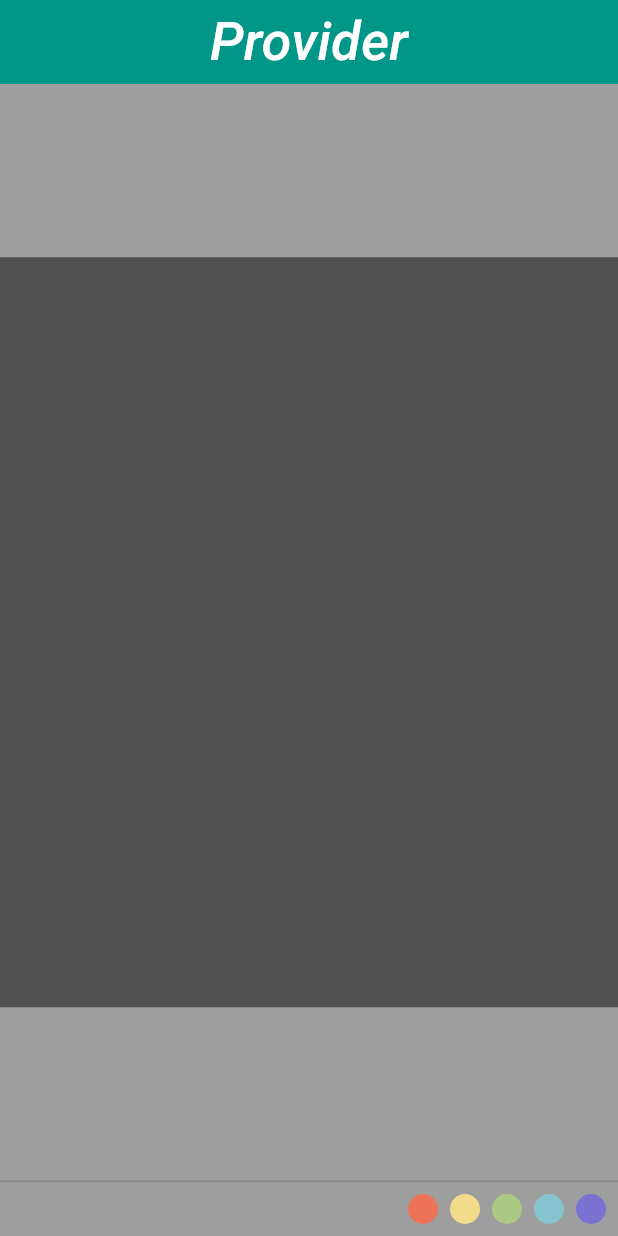
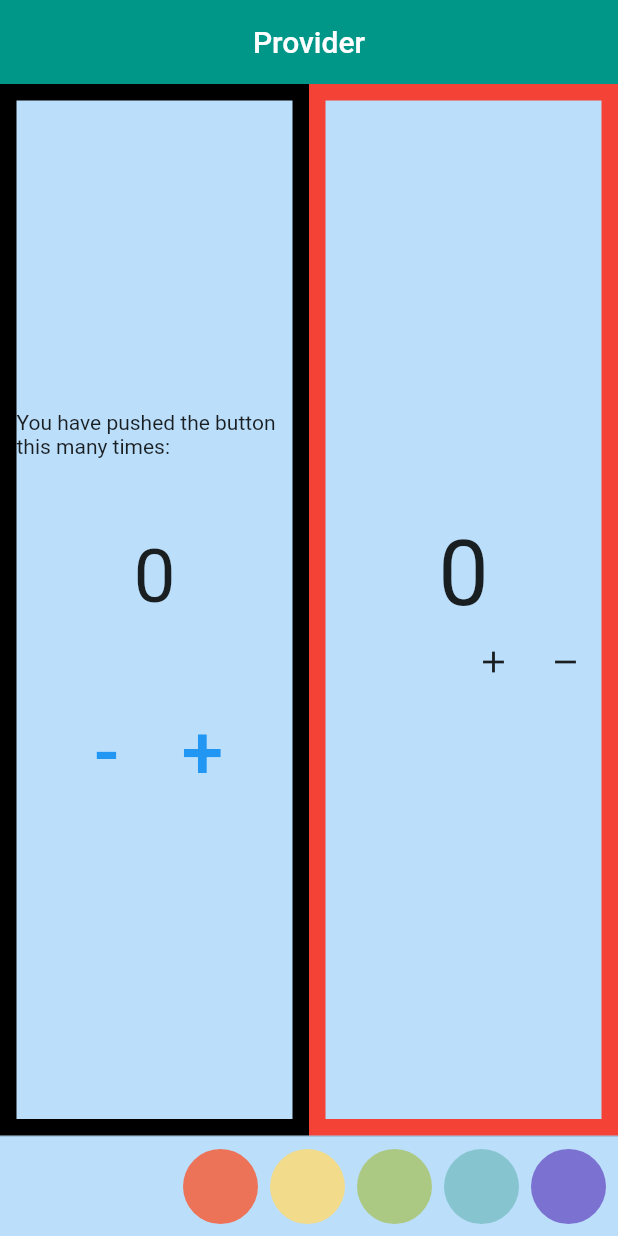
Before and after one commit to dabuzida/flutter_provider, a Flutter app: the screen it shows after launch, on a phone screen of 412 x 824 dp. Run offline on Flutter 3.47's test engine with Material 2 defaults, Android fonts, the phone set to English and light mode, and no system bars; Roboto replaces fonts that are missing (Georgia).

Commit message:
test provider

```diff
--- /dev/null
+++ b/lib/counter_a.dart
@@ -0,0 +1,78 @@
+import 'package:flutter/material.dart';
+import 'package:flutter_provider/provider/count.dart';
+import 'package:provider/provider.dart';
+
+import 'provider/theme_color.dart';
+
+class CounterA extends StatelessWidget {
+  CounterA({Key? key}) : super(key: key);
+  final colorList = <Color>[
+    ThemeColor().red,
+    ThemeColor().yellow,
+    ThemeColor().green,
+    ThemeColor().blue,
+    ThemeColor().purple,
+  ];
+
+  @override
+  Widget build(BuildContext context) {
+    return Center(
+      child: Column(
+        mainAxisAlignment: MainAxisAlignment.center,
+        children: <Widget>[
+          const Text(
+            'You have pushed the button this many times:',
+          ),
+          const SizedBox(height: 50),
+          // Text(context.watch<Count>().count.toString()),
+          // const SizedBox(height: 50),
+          Text(
+            // context.watch<Count>().count.toString(),  //자원소모 적음
+            Provider.of<Count>(context).count.toString(), // 자원 소모 큼
+            // context.select<Count, int>((Count provider) => provider.count).toString(), //자원소모 더적음
+            style: const TextStyle(fontSize: 50),
+          ),
+          const SizedBox(height: 50),
+          Row(
+            mainAxisAlignment: MainAxisAlignment.center,
+            children: [
+              TextButton(
+                onPressed: () {
+                  // context.read<Count>().decrease();
+                  Provider.of<Count>(context, listen: false).decrease();
+                },
+                child: const Text(
+                  '-',
+                  style: TextStyle(fontSize: 50),
+                ),
+              ),
+              TextButton(
+                onPressed: () {
+                  // context.read<Count>().increase();
+                  Provider.of<Count>(context, listen: false).increase();
+                },
+                child: const Text(
+                  '+',
+                  style: TextStyle(fontSize: 50),
+                ),
+              ),
+            ],
+          ),
+
+          // Text(
+          //   '$result',
+          //   style: Theme.of(context).textTheme.headline4,
+          // ),
+          // Consumer<CounterViewModel>(
+          //     builder: (context, viewModel, child) {
+          //       return Text(
+          //         '${viewModel.counter}',
+          //         style: Theme.of(context).textTheme.headline4,
+          //       );
+          //     },
+          //   ),
+        ],
+      ),
+    );
+  }
+}
--- /dev/null
+++ b/lib/counter_b.dart
@@ -0,0 +1,45 @@
+import 'package:flutter/material.dart';
+import 'package:provider/provider.dart';
+import 'provider/count.dart';
+
+class CounterB extends StatefulWidget {
+  const CounterB({Key? key}) : super(key: key);
+
+  @override
+  State<CounterB> createState() => _CounterBState();
+}
+
+class _CounterBState extends State<CounterB> {
+  @override
+  Widget build(BuildContext context) {
+    Count _countProvider = Provider.of<Count>(context, listen: false);
+    return Center(
+      child: Column(
+        mainAxisAlignment: MainAxisAlignment.center,
+        children: <Widget>[
+          Consumer<Count>(
+            builder: (context, countProvider, child) => Text(
+              // Provider.of<Count>(context).count.toString(),
+              // context.watch<Count>().count.toString(),
+              context.select<Count, int>((Count provider) => provider.count).toString(),
+              style: const TextStyle(fontSize: 60),
+            ),
+          ),
+          Row(
+            mainAxisAlignment: MainAxisAlignment.end,
+            children: [
+              IconButton(
+                onPressed: () => _countProvider.increase(),
+                icon: const Icon(Icons.add),
+              ),
+              IconButton(
+                onPressed: () => _countProvider.decrease(),
+                icon: const Icon(Icons.remove),
+              ),
+            ],
+          ),
+        ],
+      ),
+    );
+  }
+}
--- a/lib/main.dart
+++ b/lib/main.dart
@@ -1,17 +1,22 @@
 import 'package:flutter/material.dart';
-import 'package:http/http.dart' as http;
 import 'package:provider/provider.dart';
-import 'count_provider.dart';
-import 'home.dart';
-import 'home_screen.dart';
-import 'my_provider.dart';
+import 'package:flutter_provider/provider/count.dart';
+import 'package:flutter_provider/provider/theme_color.dart';
 
-void main() {
-  runApp(MultiProvider(providers: [
+import 'provider/count.dart';
+import 'counter_b.dart';
+import 'counter_a.dart';
+// import 'provider/theme_color.dart';
+
+void main() => runApp(
+      MultiProvider(
+        providers: <ChangeNotifierProvider<ChangeNotifier>>[
+          ChangeNotifierProvider<Count>(create: (_) => Count()),
           ChangeNotifierProvider<ThemeColor>(create: (_) => ThemeColor()),
-    // ChangeNotifierProvider<CounterViewModel>(create: (_) => CounterViewModel()),
-  ], child: MyApp()));
-}
+        ],
+        child: MyApp(),
+      ),
+    );
 
 class MyApp extends StatelessWidget {
   MyApp({Key? key}) : super(key: key);
@@ -26,18 +31,6 @@ class MyApp extends StatelessWidget {
   Widget build(BuildContext context) {
     return MaterialApp(
       title: 'Provider',
-      color: context.watch<ThemeColor>().color,
-      theme: ThemeData(
-        primaryColor: Colors.amber,
-        fontFamily: 'Georgia',
-        textTheme: const TextTheme(
-          headline1: TextStyle(fontSize: 72.0, fontWeight: FontWeight.bold),
-          headline6: TextStyle(fontSize: 36.0, fontStyle: FontStyle.italic),
-          bodyText2: TextStyle(fontSize: 14.0, fontFamily: 'Hind'),
-        ),
-      ),
-      // home: MyHomePage(title: 'Flutter Provider Tutorial'),
-
       home: Scaffold(
         appBar: AppBar(
           title: const Text('Provider'),
@@ -46,83 +39,41 @@ class MyApp extends StatelessWidget {
           backgroundColor: Colors.teal,
           centerTitle: true,
         ),
-          backgroundColor: Colors.grey,
+        backgroundColor: context.select<ThemeColor, Color>((ThemeColor provider) => provider.color),
         persistentFooterButtons: colorList
             .map<Widget>(
               (color) => GestureDetector(
                 onTap: () {
                   context.read<ThemeColor>().changeColor(color);
+                  // Provider.of<ThemeColor>(context, listen: false).changeColor(color);
                 },
                 child: Container(
-                    width: 20,
-                    height: 20,
+                  width: 50,
+                  height: 50,
                   decoration: BoxDecoration(shape: BoxShape.circle, color: color),
                 ),
               ),
             )
             .toList(),
-          body: Center(
+        body: Row(
+          children: [
+            Expanded(
               child: Container(
-              width: 500,
-              height: 500,
-              color: context.watch<ThemeColor>().color,
+                decoration: BoxDecoration(border: Border.all(color: Colors.black, width: 11)),
+                height: double.infinity,
+                child: CounterA(),
               ),
-          )),
+            ),
+            Expanded(
+              child: Container(
+                decoration: BoxDecoration(border: Border.all(color: Colors.red, width: 11)),
+                height: double.infinity,
+                child: const CounterB(),
+              ),
+            ),
+          ],
+        ),
+      ),
     );
   }
 }
-
-class CounterViewModel extends ChangeNotifier {
-  int _counter = 0;
-  int get counter => _counter;
-  void incrementCounter() {
-    _counter++;
-    notifyListeners();
-  }
-}
-// class MyHomePage extends StatefulWidget {
-//   const MyHomePage({Key? key, required this.title}) : super(key: key);
-
-//   final String title;
-
-//   @override
-//   State<MyHomePage> createState() => _MyHomePageState();
-// }
-
-// class _MyHomePageState extends State<MyHomePage> {
-//   int _counter = 0;
-
-//   void _incrementCounter() {
-//     setState(() {
-//       _counter++;
-//     });
-//   }
-
-//   @override
-//   Widget build(BuildContext context) {
-//     return Scaffold(
-//       appBar: AppBar(
-//         title: Text(widget.title),
-//       ),
-//       body: Center(
-//         child: Column(
-//           mainAxisAlignment: MainAxisAlignment.center,
-//           children: <Widget>[
-//             const Text(
-//               'You have pushed the button this many times:',
-//             ),
-//             Text(
-//               '$_counter',
-//               style: Theme.of(context).textTheme.headline4,
-//             ),
-//           ],
-//         ),
-//       ),
-//       floatingActionButton: FloatingActionButton(
-//         onPressed: _incrementCounter,
-//         tooltip: 'Increment',
-//         child: const Icon(Icons.add),
-//       ), // This trailing comma makes auto-formatting nicer for build methods.
-//     );
-//   }
-// }
--- a/lib/count_provider.dart
+++ b/lib/provider/count.dart
@@ -1,17 +1,21 @@
 import 'package:flutter/material.dart';
 
-class CountProvider extends ChangeNotifier {
+class Count extends ChangeNotifier {
   int _count = 0;
+  int _count2 = 0;
 
   int get count => _count;
+  int get count2 => _count2;
 
   void increase() {
-    ++_count;
+    _count++;
+    _count2++; //select 테스트 해보려고
     notifyListeners();
   }
 
   void decrease() {
-    --_count;
+    _count--;
+    _count2--;
     notifyListeners();
   }
 }
--- a/lib/my_provider.dart
+++ b/lib/provider/theme_color.dart
@@ -1,7 +1,7 @@
-import 'package:flutter/cupertino.dart';
+import 'package:flutter/material.dart';
 
 class ThemeColor with ChangeNotifier {
-  Color _color = const Color.fromRGBO(80, 80, 80, 1);
+  Color _color = Colors.blue[100]!;
   Color get color => _color;
 
   Color red = const Color.fromRGBO(237, 115, 88, 1);
```
Also changed, not shown: lib/home.dart (deleted, +0 -46 lines), lib/home_screen.dart (deleted, +0 -68 lines), lib/main2.dart (+12 -9 lines), 1 other file. Lines whose indentation alone changed are shown as unchanged.
